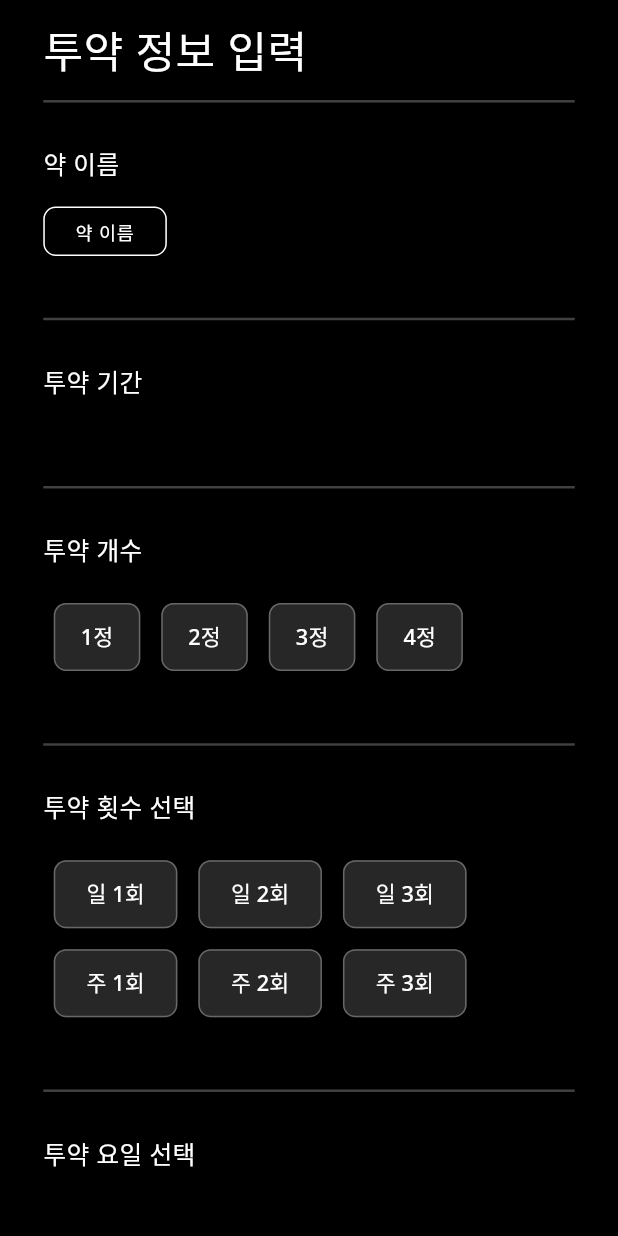
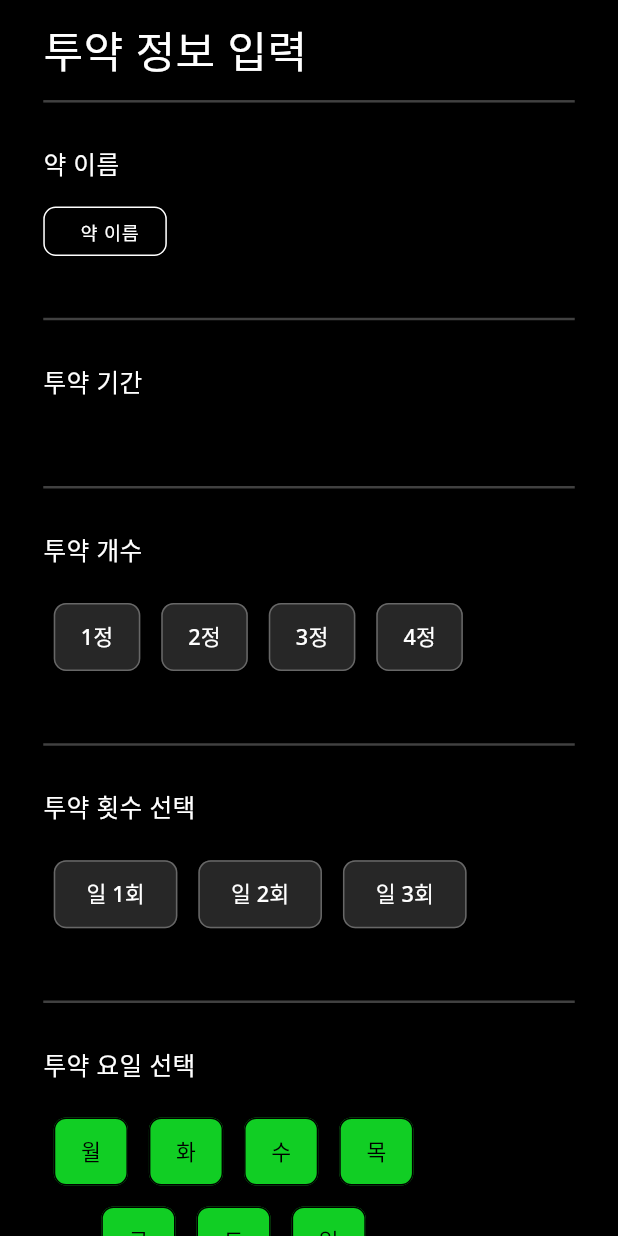
Before and after one commit to jongse7/yaksisi, a Flutter app: the ScheduleWrite screen opened directly, on a phone screen of 412 x 824 dp. Run offline on Flutter 3.47's test engine with Material 3 defaults, Android fonts, the phone set to English and light mode, and no system bars; drawn by our look-alikes of custom_radio_grouped_button; our stand-ins replace image_picker, table_calendar.

Commit message:
[FIX] 직접 입력 페이지 만드는중

```diff
--- a/lib/coponent/camera_pop_up.dart
+++ b/lib/coponent/camera_pop_up.dart
@@ -1,7 +1,7 @@
 // 카메라 촬영/ 직접 작성 버튼 팝업
 import 'package:flutter/material.dart';
 import 'package:image_picker/image_picker.dart';
-import 'package:yaksisi/screen/schedule_write.dart';
+import 'package:yaksisi/screen/schedule_write_screen/schedule_write.dart';
 
 class CameraPopUp extends StatefulWidget {
   const CameraPopUp({super.key});
--- a/lib/coponent/group_button.dart
+++ /dev/null
@@ -1,39 +0,0 @@
-import 'package:custom_radio_grouped_button/custom_radio_grouped_button.dart';
-import 'package:flutter/material.dart';
-
-
-class GroupButton extends StatelessWidget {
-  final List<String> buttonLables;
-  final List<int> buttonValues;
-  const GroupButton({required this.buttonLables, required this.buttonValues, super.key});
-
-  @override
-  Widget build(BuildContext context) {
-    double width = MediaQuery.of(context).size.width;
-    double height = MediaQuery.of(context).size.height;
-    return CustomRadioButton(
-      width: buttonLables[0].length >= 4 ? width * 0.2: buttonLables[0].length*width * 0.07,
-      height: height * 0.055,
-      spacing: width * 0.008,
-      elevation: 0,
-      enableShape: true,
-      shapeRadius: width * 0.02,
-      unSelectedColor: Color(0xff272727),
-      buttonLables: buttonLables,
-      buttonValues: buttonValues,
-      buttonTextStyle: ButtonTextStyle(
-        selectedColor: Colors.black,
-        unSelectedColor: Colors.white,
-        textStyle: TextStyle(
-          fontSize: width * 0.035,
-        ),
-      ),
-      radioButtonValue: (value) {
-        print(value);
-      },
-      selectedColor: Color(0xff11CE24),
-      selectedBorderColor: Colors.black,
-      unSelectedBorderColor: Color(0xff676767),
-    );
-  }
-}
--- a/lib/coponent/navigator_bar.dart
+++ b/lib/coponent/navigator_bar.dart
@@ -2,7 +2,7 @@
 
 import 'package:flutter/material.dart';
 import 'package:yaksisi/coponent/camera_pop_up.dart';
-import 'package:yaksisi/screen/calendar_screen.dart';
+import 'package:yaksisi/screen/calendar_screen/calendar_screen.dart';
 import 'package:yaksisi/screen/empty_screen.dart';
 import 'package:yaksisi/screen/pill_list_screen.dart';
 
@@ -64,7 +64,7 @@ class BottomTapBar extends StatelessWidget {
                 width: width * 0.018,
               ),
               borderRadius: BorderRadius.circular(width * 0.1),
-              insets: EdgeInsets.symmetric(horizontal: width * 0.05),
+              insets: EdgeInsets.symmetric(horizontal: - width * 0.04),
             ),
             indicatorPadding: EdgeInsets.only(bottom: height * 0.016),
             //label color
--- a/lib/coponent/calendar.dart
+++ b/lib/screen/calendar_screen/calendar.dart
@@ -1,7 +1,7 @@
 // 캘린더 위젯
 
 import 'package:intl/intl.dart';
-import '../const/color.dart';
+import '../../const/color.dart';
 import 'package:flutter/material.dart';
 import 'package:table_calendar/table_calendar.dart';
 
--- a/lib/screen/calendar_screen.dart
+++ b/lib/screen/calendar_screen/calendar_screen.dart
@@ -2,7 +2,7 @@
 
 import 'package:flutter/material.dart';
 import 'package:table_calendar/table_calendar.dart';
-import '../coponent/calendar.dart';
+import 'calendar.dart';
 
 class CalendarScreen extends StatefulWidget {
   const CalendarScreen({super.key});
--- a/lib/screen/schedule_write.dart
+++ b/lib/screen/schedule_write_screen/schedule_write.dart
@@ -1,7 +1,8 @@
 import 'package:custom_radio_grouped_button/custom_radio_grouped_button.dart';
 import 'package:flutter/material.dart';
-import '../coponent/group_button.dart';
-import '../coponent/pill_name_textfield.dart';
+import 'package:yaksisi/screen/schedule_write_screen/widget/memo.dart';
+import 'widget/group_button.dart';
+import 'widget/pill_name_textfield.dart';
 
 class ScheduleWrite extends StatefulWidget {
   const ScheduleWrite({Key? key}) : super(key: key);
@@ -30,7 +31,7 @@ class _ScheduleWriteState extends State<ScheduleWrite> {
                   _Title(),
                   _Line(),
                   _PillName(
-                    onChanged: changeSearchText,
+                    onChanged: changePillName,
                     pillName: pillName,
                   ),
                   _Line(),
@@ -44,7 +45,7 @@ class _ScheduleWriteState extends State<ScheduleWrite> {
                   _Line(),
                   _SelectTime(),
                   _Line(),
-                  _Memo(),
+                  _Memo(onChanged: changeMemo,memo: memo,),
                 ],
               ),
             ),
@@ -56,10 +57,19 @@ class _ScheduleWriteState extends State<ScheduleWrite> {
 
   String pillName = '';
 
-  // textfield 입력값 받는 콜백
-  void changeSearchText(value) {
+  // pillName 입력값 받는 콜백
+  void changePillName(value) {
     setState(() {
       pillName = value;
+    });
+  }
+
+  String memo = '';
+
+  // memo 입력값 받는 콜백
+  void changeMemo(value) {
+    setState(() {
+      memo = value;
     });
   }
 }
@@ -198,6 +208,7 @@ class VariousOfPills extends StatelessWidget {
       middleContent: Row(
         children: [
           GroupButton(
+            buttonWidth: width * 0.14,
             buttonLables: buttonLables,
             buttonValues: buttonValues,
           ),
@@ -213,22 +224,19 @@ class _SelectPillNumber extends StatelessWidget {
 
   @override
   Widget build(BuildContext context) {
+    double width = MediaQuery.of(context).size.width;
+    double height = MediaQuery.of(context).size.height;
     List<String> dayNumder = ['일 1회', '일 2회', '일 3회'];
     List<int> dayValue = [1, 2, 3];
-    List<String> weekNumder = ['주 1회', '주 2회', '주 3회'];
-    List<int> weekValue = [1, 2, 3];
 
     return _Frame(
       contentTitle: "투약 횟수 선택",
-      middleContent: Column(
+      middleContent: Row(
         children: [
           GroupButton(
+            buttonWidth: width * 0.2,
             buttonLables: dayNumder,
             buttonValues: dayValue,
-          ),
-          GroupButton(
-            buttonLables: weekNumder,
-            buttonValues: weekValue,
           ),
         ],
       ),
@@ -242,9 +250,46 @@ class _SelectDay extends StatelessWidget {
 
   @override
   Widget build(BuildContext context) {
+    double width = MediaQuery.of(context).size.width;
+    double height = MediaQuery.of(context).size.height;
+    List<String> dayOfTheWeek1 = [
+      '월',
+      '화',
+      '수',
+      '목',
+    ];
+    List<int> value1 = [
+      1,
+      2,
+      3,
+      4,
+    ];
+    List<String> dayOfTheWeek2 = [
+      '금',
+      '토',
+      '일',
+    ];
+    List<int> value2 = [
+      1,
+      2,
+      3,
+    ];
     return _Frame(
       contentTitle: "투약 요일 선택",
-      middleContent: Container(),
+      middleContent: Column(
+        children: [
+          GroupButton2(
+            buttonWidth: width * 0.12,
+            buttonLables: dayOfTheWeek1,
+            buttonValueList: value1,
+          ),
+          GroupButton2(
+            buttonWidth: width * 0.12,
+            buttonLables: dayOfTheWeek2,
+            buttonValueList: value2,
+          )
+        ],
+      ),
     );
   }
 }
@@ -255,21 +300,24 @@ class _SelectTime extends StatelessWidget {
 
   @override
   Widget build(BuildContext context) {
-    return _Frame(
-      contentTitle: "투약 시간 선택",
-      middleContent: Container(),
-    );
+    return _Frame(contentTitle: "투약 시간 선택", middleContent: Container());
   }
 }
 
 class _Memo extends StatelessWidget {
-  const _Memo({super.key});
+  final ValueChanged onChanged;
+  final String memo;
+
+  const _Memo({required this.onChanged, required this.memo, super.key});
 
   @override
   Widget build(BuildContext context) {
     return _Frame(
       contentTitle: "메모",
-      middleContent: Container(),
+      middleContent: Memo(
+        onChanged: onChanged,
+        memo: memo,
+      ),
     );
   }
 }
--- /dev/null
+++ b/lib/screen/schedule_write_screen/widget/group_button.dart
@@ -0,0 +1,81 @@
+import 'package:custom_radio_grouped_button/custom_radio_grouped_button.dart';
+import 'package:flutter/material.dart';
+
+
+class GroupButton extends StatelessWidget {
+  final double buttonWidth;
+  final List<String> buttonLables;
+  final List<int> buttonValues;
+  const GroupButton({required this.buttonWidth, required this.buttonLables, required this.buttonValues, super.key});
+
+  @override
+  Widget build(BuildContext context) {
+    double width = MediaQuery.of(context).size.width;
+    double height = MediaQuery.of(context).size.height;
+    return CustomRadioButton(
+      width: buttonWidth,
+      height: height * 0.055,
+      spacing: width * 0.008,
+      elevation: 0,
+      enableShape: true,
+      shapeRadius: width * 0.02,
+      unSelectedColor: Color(0xff272727),
+      buttonLables: buttonLables,
+      buttonValues: buttonValues,
+      buttonTextStyle: ButtonTextStyle(
+        selectedColor: Colors.black,
+        unSelectedColor: Colors.white,
+        textStyle: TextStyle(
+          fontSize: width * 0.035,
+        ),
+      ),
+      radioButtonValue: (value) {
+        print(value);
+      },
+      selectedColor: Color(0xff11CE24),
+      selectedBorderColor: Colors.black,
+      unSelectedBorderColor: Color(0xff676767),
+    );
+  }
+}
+
+class GroupButton2 extends StatelessWidget {
+  final double buttonWidth;
+  final List<String> buttonLables;
+  final List<int> buttonValueList;
+  const GroupButton2({required this.buttonWidth,required this.buttonLables, required this.buttonValueList, super.key});
+
+  @override
+  Widget build(BuildContext context) {
+    double width = MediaQuery.of(context).size.width;
+    double height = MediaQuery.of(context).size.height;
+    return CustomCheckBoxGroup(
+      width: buttonWidth,
+      height: height * 0.055,
+      spacing: width * 0.008,
+      elevation: 0,
+      enableShape: true,
+      shapeRadius: width * 0.02,
+      unSelectedColor: Color(0xff272727),
+      selectedColor: Color(0xff11CE24),
+      selectedBorderColor: Colors.black,
+      unSelectedBorderColor: Color(0xff676767),
+      buttonTextStyle: ButtonTextStyle(
+        selectedColor: Colors.black,
+        unSelectedColor: Colors.white,
+        textStyle: TextStyle(
+          fontSize: width * 0.035,
+        ),
+      ),
+      buttonLables: buttonLables,
+      buttonValuesList: buttonValueList,
+      checkBoxButtonValues: (values) {
+        print(values);
+      },
+      horizontal: false,
+      enableButtonWrap: false,
+      absoluteZeroSpacing: false,
+      defaultSelected: buttonValueList,
+    );
+  }
+}
--- a/lib/coponent/pill_name_textfield.dart
+++ b/lib/screen/schedule_write_screen/widget/pill_name_textfield.dart
@@ -22,9 +22,8 @@ class PillNameTextField extends StatelessWidget {
       child: TextField(
         showCursor: false,
         style: TextStyle(color: Colors.black),
-        textAlign: TextAlign.center,
         decoration: InputDecoration(
-          contentPadding: EdgeInsets.zero,
+          contentPadding: EdgeInsets.only(left: width * 0.05, bottom: width * 0.002),
           hintText: "약 이름",
           hintStyle: defaultTextStyle,
           prefixText: pillName,
```
Also changed, not shown: lib/screen/schedule_write_screen/widget/memo.dart (added, +56 -0 lines).
